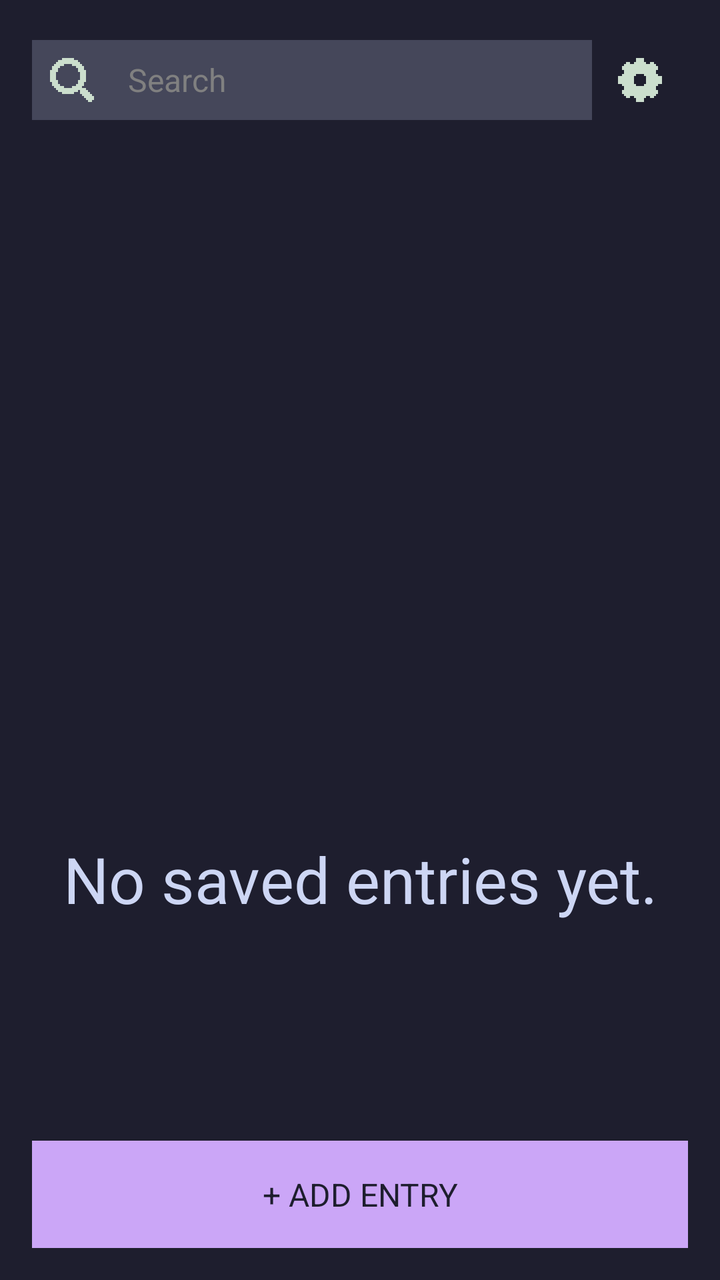
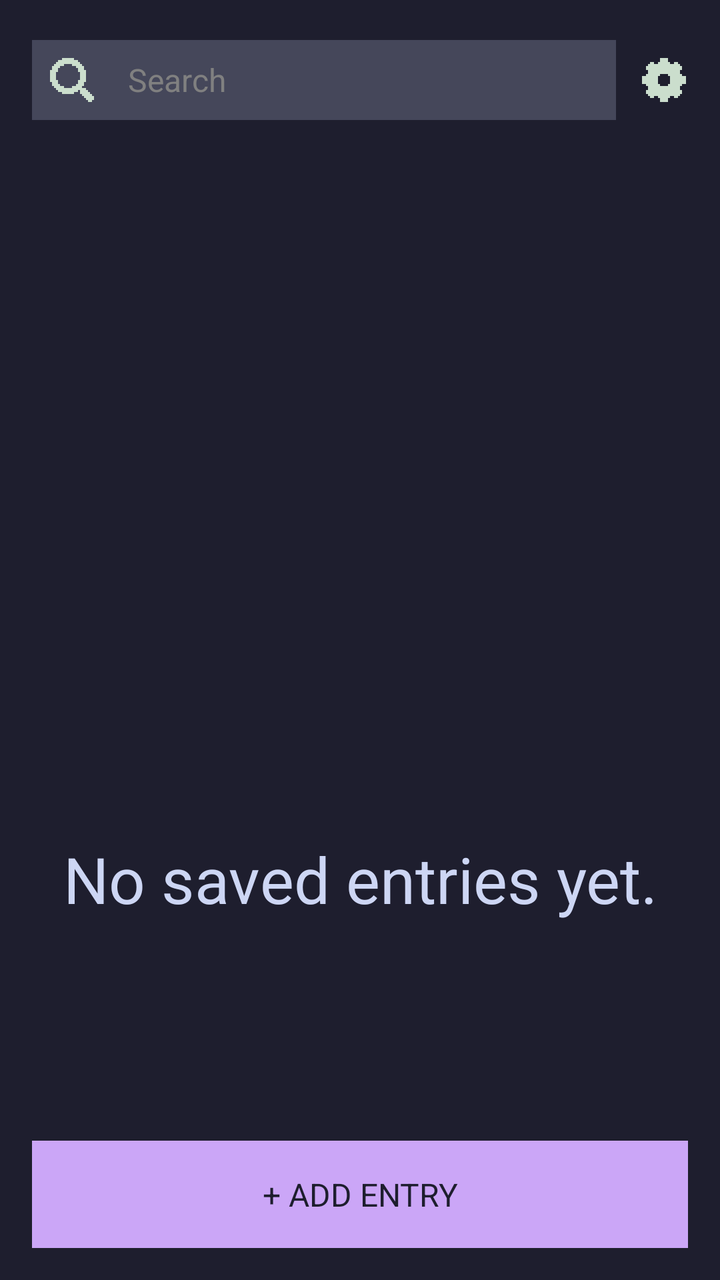

Compare the two renders of this Android layout. The source of the first and the diff that turns it into the second are given below.
<!-- AndroidManifest.xml: application theme Theme.Okapi -->
<!-- res/layout/activity_main.xml -->
<?xml version="1.0" encoding="utf-8"?>
<LinearLayout xmlns:android="http://schemas.android.com/apk/res/android"
    android:id="@+id/root"
    style="@style/VerticalList"
    android:layout_height="match_parent"
    android:background="@color/base"
    android:padding="16dp">

    <LinearLayout
        android:id="@+id/toolbar_row"
        style="@style/HorizontalList">

        <LinearLayout
            android:id="@+id/search_box"
            style="@style/HorizontalList"
            android:layout_width="0dp"
            android:layout_weight="1"
            android:background="@color/surface_0">

            <FrameLayout
                android:layout_width="wrap_content"
                android:layout_height="wrap_content"
                android:padding="8dp">

                <ImageView
                    style="@style/Icon24"
                    android:src="@drawable/px_search" />
            </FrameLayout>

            <EditText
                android:id="@+id/search"
                style="@style/EditText"
                android:layout_width="0dp"
                android:layout_weight="1"
                android:background="@color/surface_0"
                android:hint="@string/hint_search"
                android:imeOptions="actionSearch"
                android:inputType="textNoSuggestions"
                android:paddingTop="8dp"
                android:paddingBottom="8dp" />

            <FrameLayout
                android:id="@+id/clear_btn"
                android:layout_width="wrap_content"
                android:layout_height="wrap_content"
                android:padding="8dp"
                android:visibility="gone">

                <ImageView
                    style="@style/Icon24"
                    android:contentDescription="@string/altdescr_clear_search"
                    android:src="@drawable/px_times" />
            </FrameLayout>
        </LinearLayout>

        <FrameLayout
            android:id="@+id/settings_btn"
            android:layout_width="wrap_content"
            android:layout_height="wrap_content"
            android:padding="@dimen/small">

            <ImageView
                style="@style/Icon24"
                android:contentDescription="@string/altdescr_open_settings"
                android:src="@drawable/px_cog" />
        </FrameLayout>

    </LinearLayout>

    <LinearLayout
        android:id="@+id/list_view"
        style="@style/VerticalList"
        android:layout_height="0dp"
        android:layout_weight="1">

        <View style="@style/SeparatorListVertical" />

        <ListView
            android:id="@+id/messages_list"
            android:layout_width="match_parent"
            android:layout_height="0dp"
            android:layout_weight="1"
            android:background="@android:color/transparent"
            android:cacheColorHint="@android:color/transparent"
            android:divider="@null"
            android:dividerHeight="0dp"
            android:fadingEdge="none"
            android:overScrollMode="never"
            android:scrollbars="none" />

        <TextView
            android:id="@+id/empty_label"
            style="@style/H2_Center"
            android:layout_height="0dp"
            android:layout_weight="1"
            android:text="@string/label_no_messages" />

        <LinearLayout
            android:id="@+id/menu_bar"
            style="@style/HorizontalList_BG2"
            android:visibility="gone">

            <FrameLayout
                android:id="@+id/multi_select_cancel_button"
                android:layout_width="wrap_content"
                android:layout_height="wrap_content"
                android:padding="12sp">

                <ImageView
                    style="@style/Icon24"
                    android:contentDescription="@string/altdescr_cancel_selection"
                    android:src="@drawable/px_arrow_left" />
            </FrameLayout>

            <TextView
                android:id="@+id/selected_count"
                android:layout_width="0dp"
                android:layout_height="wrap_content"
                android:layout_weight="1"
                android:textColor="@color/text"
                android:textSize="18sp" />

            <FrameLayout
                android:id="@+id/archive_button"
                android:layout_width="wrap_content"
                android:layout_height="wrap_content"
                android:padding="12sp">

                <ImageView
                    style="@style/Icon24"
                    android:contentDescription="@string/altdescr_archive"
                    android:src="@drawable/px_eye_cross" />
            </FrameLayout>

            <FrameLayout
                android:id="@+id/move_to_group_button"
                android:layout_width="wrap_content"
                android:layout_height="wrap_content"
                android:padding="12sp">

                <ImageView
                    style="@style/Icon24"
                    android:contentDescription="@string/altdescr_move_to_group"
                    android:src="@drawable/px_folder_enter" />
            </FrameLayout>
        </LinearLayout>

        <View style="@style/SeparatorListVertical" />

        <Button
            android:id="@+id/add_btn"
            style="@style/BTN"
            android:text="@string/btn_add_message" />
    </LinearLayout>

    <LinearLayout
        android:id="@+id/edit_view"
        style="@style/VerticalList"
        android:layout_height="0dp"
        android:layout_weight="1"
        android:visibility="gone">

        <ScrollView
            android:layout_width="match_parent"
            android:layout_height="0dp"
            android:layout_weight="1"
            android:fadingEdge="none"
            android:fillViewport="true"
            android:overScrollMode="never"
            android:scrollbars="none">

            <LinearLayout style="@style/VerticalList">

                <LinearLayout style="@style/VerticalList_BG2">

                    <TextView
                        style="@style/Text"
                        android:text="@string/label_name" />

                    <View style="@style/SeparatorListVertical" />

                    <EditText
                        android:id="@+id/field_name"
                        style="@style/EditText"
                        android:inputType="textNoSuggestions" />
                </LinearLayout>

                <View style="@style/SeparatorListVertical" />

                <LinearLayout style="@style/VerticalList_BG2">

                    <TextView
                        style="@style/Text"
                        android:text="@string/label_user" />

                    <View style="@style/SeparatorListVertical" />

                    <EditText
                        android:id="@+id/field_user"
                        style="@style/EditText"
                        android:inputType="textNoSuggestions" />
                </LinearLayout>

                <View style="@style/SeparatorListVertical" />

                <LinearLayout style="@style/VerticalList_BG2">

                    <TextView
                        style="@style/Text"
                        android:text="@string/label_password" />

                    <View style="@style/SeparatorListVertical" />

                    <EditText
                        android:id="@+id/field_password"
                        style="@style/EditText"
                        android:inputType="textVisiblePassword" />
                </LinearLayout>

                <View style="@style/SeparatorListVertical" />

                <LinearLayout style="@style/VerticalList_BG2">

                    <TextView
                        style="@style/Text"
                        android:text="@string/label_url" />

                    <View style="@style/SeparatorListVertical" />

                    <EditText
                        android:id="@+id/field_url"
                        style="@style/EditText"
                        android:inputType="textUri|textNoSuggestions" />
                </LinearLayout>

                <View style="@style/SeparatorListVertical" />

                <LinearLayout style="@style/VerticalList_BG2">

                    <TextView
                        style="@style/Text"
                        android:text="@string/label_totp" />

                    <View style="@style/SeparatorListVertical" />

                    <EditText
                        android:id="@+id/field_totp"
                        style="@style/EditText"
                        android:inputType="textVisiblePassword" />
                </LinearLayout>

                <View style="@style/SeparatorListVertical" />

                <LinearLayout style="@style/VerticalList_BG2">

                    <TextView
                        style="@style/Text"
                        android:text="@string/label_group" />

                    <View style="@style/SeparatorListVertical" />

                    <TextView
                        android:id="@+id/field_group"
                        style="@style/EditText"
                        android:clickable="true" />
                </LinearLayout>
            </LinearLayout>
        </ScrollView>

        <View style="@style/Separator" />

        <Button
            android:id="@+id/save_btn"
            style="@style/BTN"
            android:text="@string/btn_save" />

        <View style="@style/SeparatorListVertical" />

        <Button
            android:id="@+id/delete_btn"
            style="@style/BTN_Danger"
            android:text="@string/btn_delete" />

        <View style="@style/SeparatorListVertical" />

        
        
        
        

        

        <Button
            android:id="@+id/cancel"
            style="@style/BTN"
            android:text="@string/btn_go_back" />
    </LinearLayout>
</LinearLayout>
<!-- resources referenced by this layout -->
<resources>
  <color name="base">#1E1E2E</color>
  <color name="surface_0">#45475A</color>
  <color name="text">#CDD6F4</color>
  <dimen name="small">12sp</dimen>
  <string name="altdescr_archive">Archive</string>
  <string name="altdescr_cancel_selection">Cancel selection</string>
  <string name="altdescr_clear_search">Clear search</string>
  <string name="altdescr_move_to_group">Move to group</string>
  <string name="altdescr_open_settings">Open Settings</string>
  <string name="btn_add_message">+ ADD ENTRY</string>
  <string name="btn_delete">DELETE</string>
  <string name="btn_go_back">GO BACK</string>
  <string name="btn_save">SAVE</string>
  <string name="hint_search">Search</string>
  <string name="label_group">Group</string>
  <string name="label_name">Name</string>
  <string name="label_no_messages">No saved entries yet.</string>
  <string name="label_password">Password</string>
  <string name="label_totp">TOTP Secret</string>
  <string name="label_url">URL</string>
  <string name="label_user">User</string>
  <style name="BTN" parent="BlockFlow">
          <item name="android:padding">16dp</item>
          <item name="android:textColor">@color/base</item>
          <item name="android:textSize">@dimen/text</item>
          <item name="android:background">@color/accent</item>
      </style>
  <style name="BTN_Danger" parent="BTN">
          <item name="android:background">@color/error</item>
      </style>
  <style name="H2_Center" parent="H2">
          <item name="android:gravity">center</item>
      </style>
  <style name="HorizontalList" parent="BlockFlow">
          <item name="android:orientation">horizontal</item>
          <item name="android:gravity">center_vertical</item>
      </style>
  <style name="HorizontalList_BG2" parent="HorizontalList">
          <item name="android:background">@color/surface_0</item>
          <item name="android:padding">16dp</item>
      </style>
  <style name="Icon24">
          <item name="android:layout_width">24dp</item>
          <item name="android:layout_height">24dp</item>
          <item name="android:layout_gravity">center</item>
      </style>
  <style name="Separator">
          <item name="android:layout_width">match_parent</item>
          <item name="android:layout_height">1dp</item>
          <item name="android:background">@color/disabled</item>
          <item name="android:layout_marginTop">16dp</item>
          <item name="android:layout_marginBottom">16dp</item>
      </style>
  <style name="SeparatorListVertical">
          <item name="android:layout_width">match_parent</item>
          <item name="android:layout_height">@dimen/space_between_elements</item>
      </style>
  <style name="Text" parent="BlockFlow">
          <item name="android:textColor">@color/text</item>
          <item name="android:textSize">@dimen/text</item>
      </style>
  <style name="VerticalList" parent="BlockFlow">
          <item name="android:orientation">vertical</item>
      </style>
  <style name="VerticalList_BG2" parent="VerticalList">
          <item name="android:background">@color/surface_0</item>
          <item name="android:padding">16dp</item>
      </style>
  <style name="Theme.Okapi" parent="@android:style/Theme.Black.NoTitleBar">
          <item name="android:windowBackground">@color/base</item>
          <item name="android:textColor">@color/text</item>
      </style>
  <style name="BlockFlow">
          <item name="android:layout_width">match_parent</item>
          <item name="android:layout_height">wrap_content</item>
      </style>
  <dimen name="text">16sp</dimen>
  <color name="accent">#CBA6F7</color>
  <color name="error">#F38BA9</color>
  <style name="H2" parent="BlockFlow">
          <item name="android:textColor">@color/text</item>
          <item name="android:textSize">@dimen/h2</item>
      </style>
  <color name="disabled">#585B70</color>
  <dimen name="space_between_elements">8dp</dimen>
  <dimen name="h2">32sp</dimen>
  <!-- unchanged entries left out for length: 7 -->
</resources>

<!-- the commit's change to res/layout/activity_main.xml (unified diff, before → after) -->
@@ -57,7 +57,10 @@
             android:id="@+id/settings_btn"
             android:layout_width="wrap_content"
             android:layout_height="wrap_content"
-            android:padding="@dimen/small">
+            android:paddingTop="@dimen/small"
+            android:paddingBottom="@dimen/small"
+            android:paddingLeft="@dimen/small"
+            >
 
             <ImageView
                 style="@style/Icon24"
